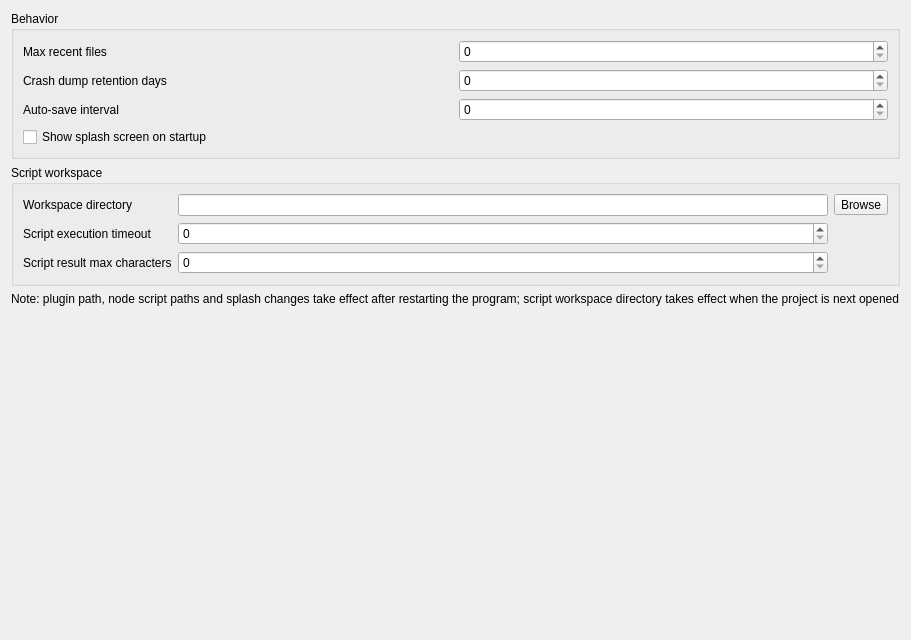
Qt form src/APP/SettingPages/DASettingPageAdvanced.ui (czyt1988/data-workbench) before a commit.
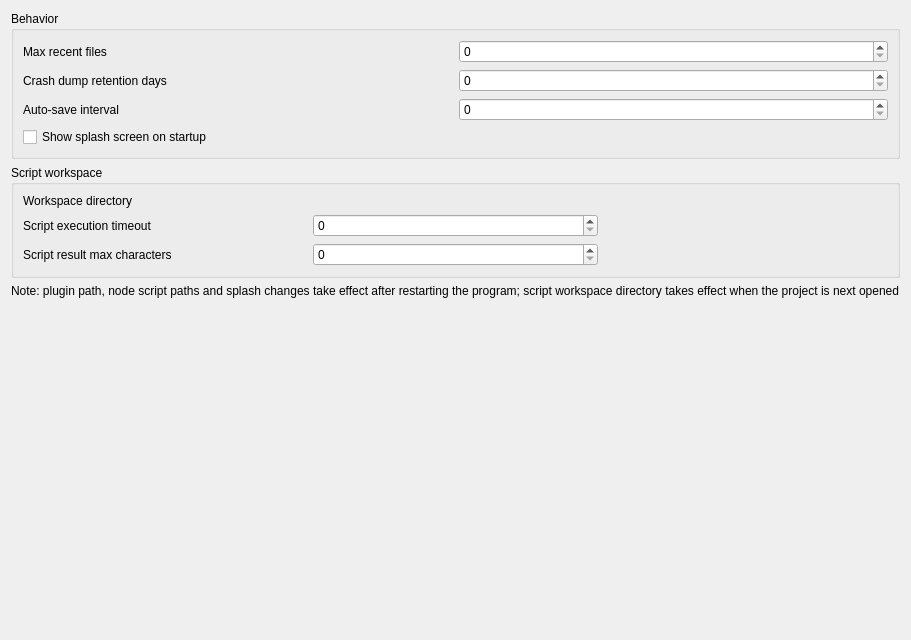
The same form after that commit. Custom widgets are drawn as their Qt base class.

Diff of the .ui file:
```diff
--- a/src/APP/SettingPages/DASettingPageAdvanced.ui
+++ b/src/APP/SettingPages/DASettingPageAdvanced.ui
@@ -73,15 +73,8 @@
         </property>
        </widget>
       </item>
-      <item row="0" column="1">
-       <widget class="QLineEdit" name="lineEditWorkspaceDir"/>
-      </item>
-      <item row="0" column="2">
-       <widget class="QToolButton" name="toolButtonWorkspaceDirBrowse">
-        <property name="text">
-         <string>Browse</string>
-        </property>
-       </widget>
+      <item row="0" column="1" colspan="2">
+       <widget class="DA::DAFilePathEditWidget" name="filePathEditWorkspaceDir"/>
       </item>
       <item row="1" column="0">
        <widget class="QLabel" name="labelScriptTimeout">
@@ -128,6 +121,13 @@
    </item>
   </layout>
  </widget>
+ <customwidgets>
+  <customwidget>
+   <class>DA::DAFilePathEditWidget</class>
+   <extends>QWidget</extends>
+   <header>DAFilePathEditWidget.h</header>
+  </customwidget>
+ </customwidgets>
  <resources/>
  <connections/>
 </ui>
```
